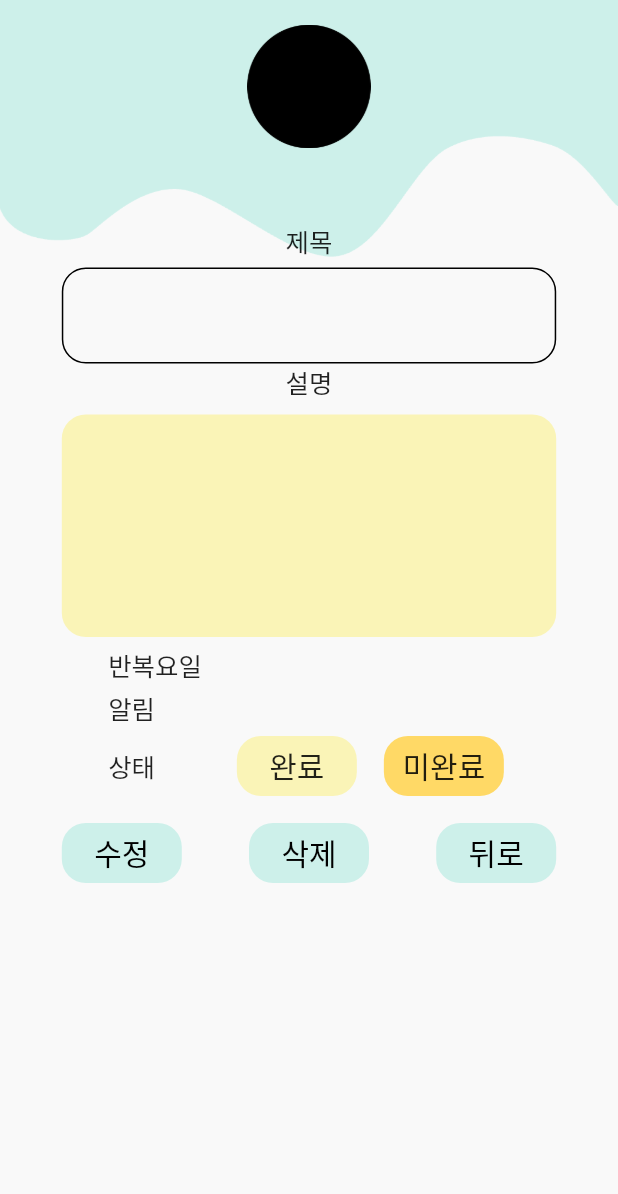
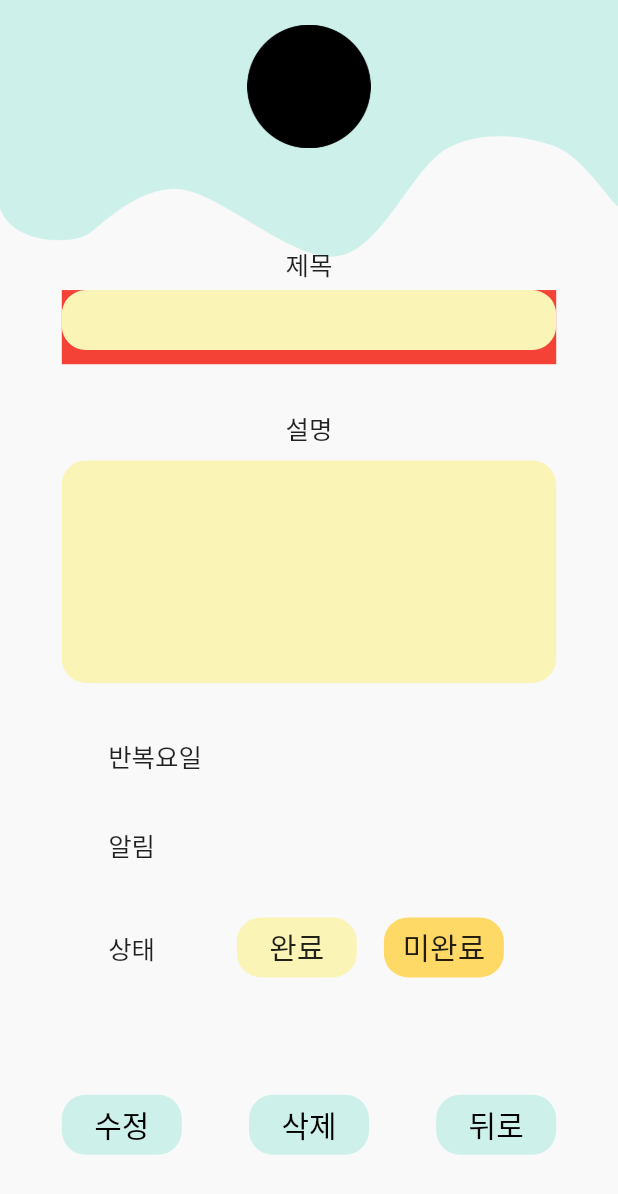
Before and after one commit to Google-DSC-SCH/first_side_project_app, a Flutter app: the CreateDaily screen opened directly, on a phone screen of 412 x 824 dp. Shown: the top 1194 px of the screen. Run offline on Flutter 3.47's test engine with Material 2 defaults, Android fonts, the phone set to English and light mode, and no system bars; Roboto replaces fonts that are missing (HandTyping).

Commit message:
만들다가 입시저장

```diff
--- a/lib/CreateDaily.dart
+++ b/lib/CreateDaily.dart
@@ -48,12 +48,17 @@ class _CreateDaily extends State<CreateDaily> {
             image: DecorationImage(
                 fit: BoxFit.fill,
                 image: AssetImage('assets/img/background.png'))),
+        child: GestureDetector(
+          // 외부 클릭시 키보드 숨기기
+          onTap: () {
+            FocusScope.of(context).unfocus();
+          },
+
           child: Scaffold(
               backgroundColor: Colors.transparent,
-
               appBar: PreferredSize(
-              preferredSize:
-                  Size.fromHeight(getMobileSizeFromPercent(context, 18, false)),
+                preferredSize: Size.fromHeight(
+                    getMobileSizeFromPercent(context, 18, false)),
                 child: Container(
                   color: Colors.transparent,
                   child: Column(
@@ -70,12 +75,11 @@ class _CreateDaily extends State<CreateDaily> {
               ),
 
               // Body
-            body: Container(
+              body: SingleChildScrollView(
+                child: Container(
                   height: getMobileSizeFromPercent(context, 82, false) -
                       MediaQuery.of(context).padding.top * 2,
                   width: double.infinity,
-                // 여기서부터 찐 개발 시작
-                child: SingleChildScrollView(
                   child: Column(
                       mainAxisAlignment: MainAxisAlignment.spaceAround,
                       children: [
@@ -88,18 +92,28 @@ class _CreateDaily extends State<CreateDaily> {
                               height: 5,
                             ),
                             Container(
-                                width: getMobileSizeFromPercent(
-                                    context, 80, true),
-                                // height: getMobileSizeFromPercent(
-                                //     context, 5, false),
+                                color: Colors.red,
+                                width:
+                                    getMobileSizeFromPercent(context, 80, true),
+                                height:
+                                    getMobileSizeFromPercent(context, 6, false),
                                 child: TextField(
-                                  onTap: () {},
                                   decoration: InputDecoration(
-                                      enabledBorder: OutlineInputBorder(
+                                    // 색 변경
+                                    filled: true,
+                                    fillColor: Color(color_whiteYellow),
+                                    // 둘그런 형태
+                                    border: UnderlineInputBorder(
+                                      borderSide: BorderSide.none,
                                       borderRadius:
                                           BorderRadius.all(Radius.circular(16)),
-                                  )),
+                                    ),
+                                    isDense: true,
+                                    // contentPadding: EdgeInsets.all((getMobileSizeFromPercent(context, 6, false) - 21)/2)
+                                  ),
                                   style: TextStyle(fontSize: 21),
+                                  textAlignVertical: TextAlignVertical.top,
+                                  maxLines: null,
                                 )),
                           ],
                         ),
@@ -323,6 +337,8 @@ class _CreateDaily extends State<CreateDaily> {
                           height: 5,
                         ),
                       ]),
-                ))),
+                ),
+              )),
+        ),
       );
 }
```
Lines whose indentation alone changed are shown as unchanged.
